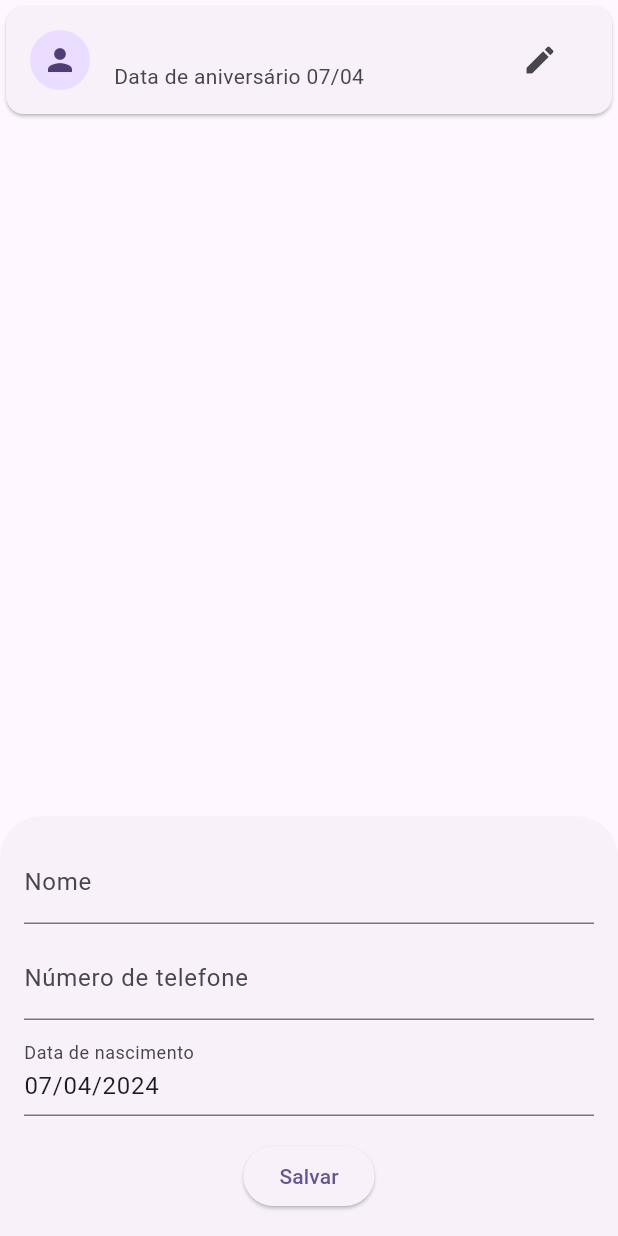
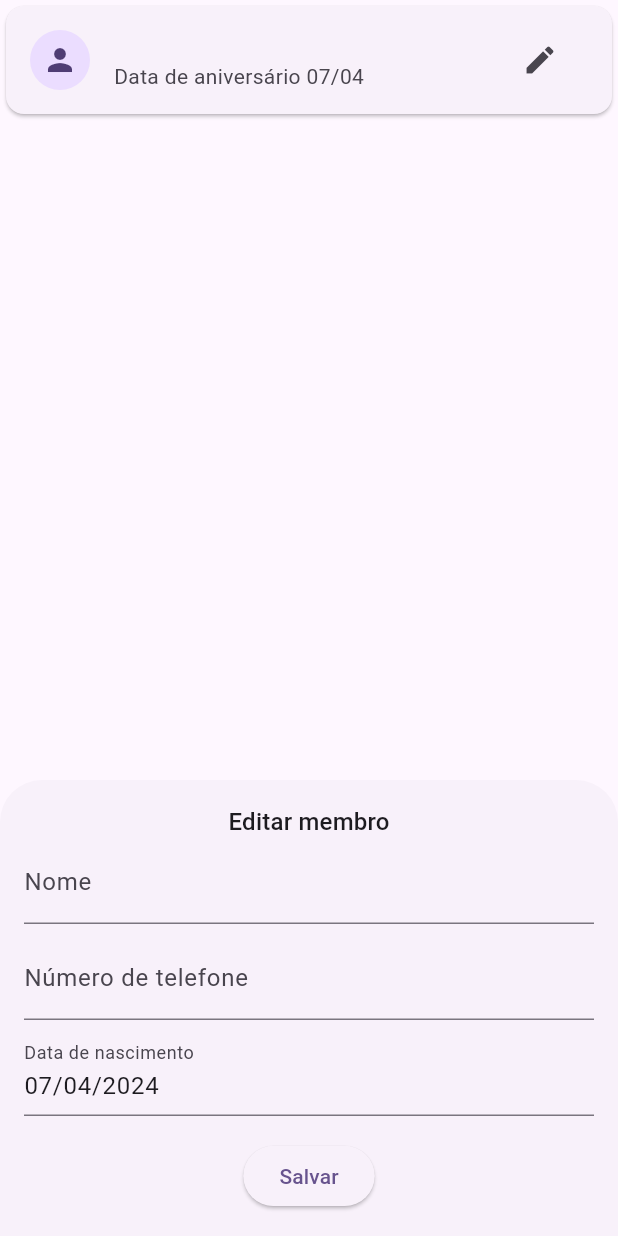
Before and after one commit to Matheus-IT/birthday_app, a Flutter app: the MemberListCard widget shown alone on an empty page, opened directly with empty values, after a tap on the "edit" icon, on a phone screen of 412 x 824 dp. Run offline on Flutter 3.47's test engine with Material 3 defaults, Android fonts, the phone set to English and light mode, and no system bars; our stand-ins replace flutter_dotenv, flutter_riverpod, flutter_secure_storage; accounts and stored records are empty; network calls fail.

Commit message:
Getting ready to create member

```diff
--- a/lib/components/member_form.dart
+++ b/lib/components/member_form.dart
@@ -6,11 +6,13 @@ class MemberForm extends StatefulWidget {
   const MemberForm({
     super.key,
     this.member,
+    required this.formTitle,
     required this.onSubmitMemberForm,
   });
 
   final Member? member;
   final void Function(String name, String phoneNumber, String birthDate) onSubmitMemberForm;
+  final String formTitle;
 
   @override
   State<MemberForm> createState() => _MemberFormState();
@@ -81,6 +83,7 @@ class _MemberFormState extends State<MemberForm> {
         child: Column(
           mainAxisSize: MainAxisSize.min,
           children: [
+            Text(style: Theme.of(context).textTheme.titleMedium, widget.formTitle),
             TextFormField(
               decoration: const InputDecoration(
                 labelText: 'Nome',
--- a/lib/components/member_list_card.dart
+++ b/lib/components/member_list_card.dart
@@ -53,6 +53,7 @@ class MemberListCard extends ConsumerWidget {
         context: context,
         builder: (ctx) {
           return MemberForm(
+            formTitle: 'Editar membro',
             member: member,
             onSubmitMemberForm: handleSubmitMemberUpdate,
           );
--- a/lib/screens/members.dart
+++ b/lib/screens/members.dart
@@ -110,7 +110,10 @@ class _MembersScreenState extends ConsumerState<MembersScreen> {
               : Column(
                   mainAxisAlignment: MainAxisAlignment.center,
                   children: [
-                    ElevatedButton(onPressed: () {}, child: const Text('Cadastrar membro')),
+                    ElevatedButton(
+                      onPressed: handleCreateMember,
+                      child: const Text('Cadastrar membro'),
+                    ),
                     Expanded(
                       child: ListView.builder(
                         itemCount: members.length,
```
